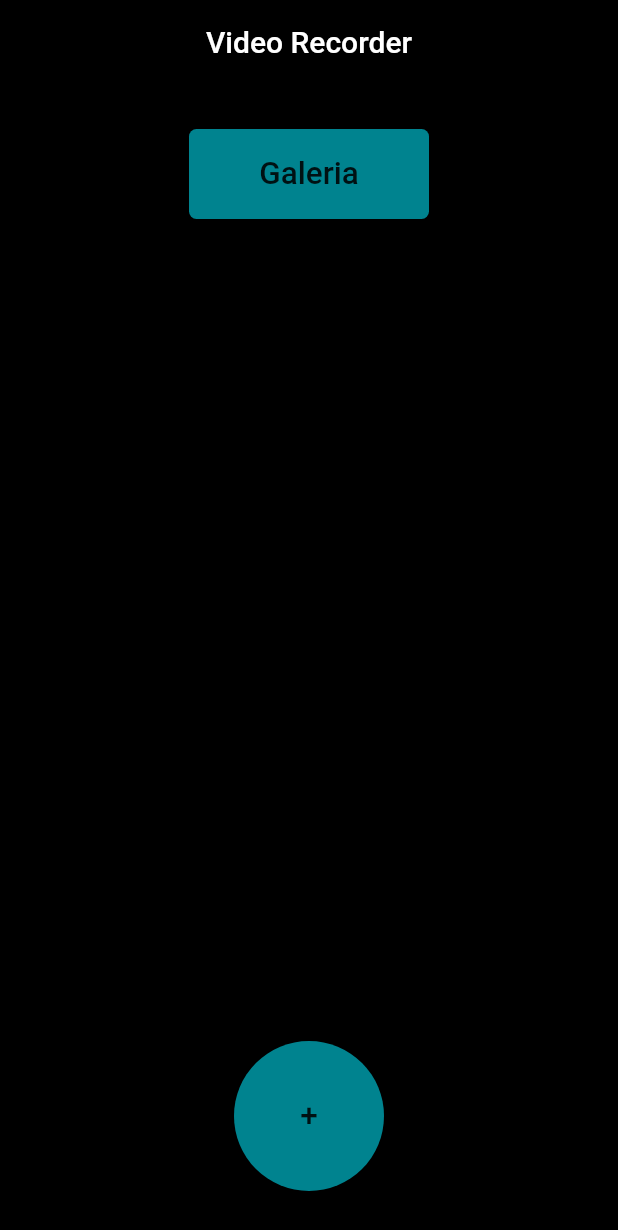
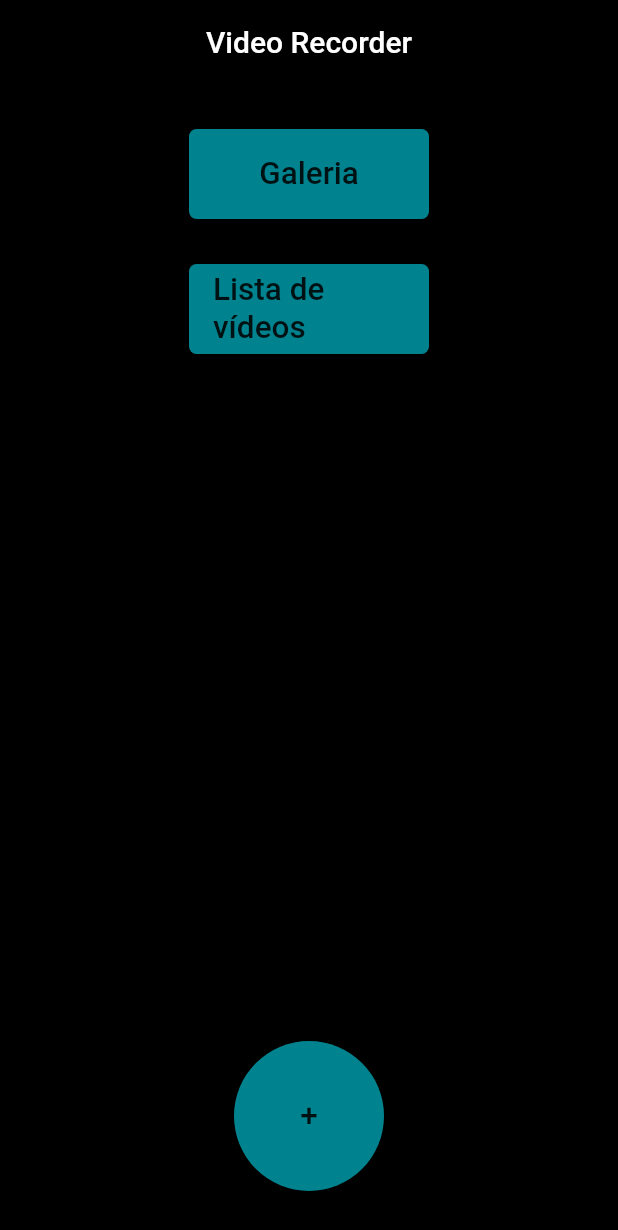
Before and after one commit to ElisangelaWendt/video_recorder, a Flutter app: the screen it shows after launch, on a phone screen of 412 x 824 dp. Shown: the top 1230 px of the screen. Run offline on Flutter 3.47's test engine with Material 2 defaults, Android fonts, the phone set to English and light mode, and no system bars; our stand-ins replace camera, card_swiper, chewie, firebase_core, firebase_storage, share and 2 more; accounts and stored records are empty.

Commit message:
Ajustes compartilhamento e nova lista de videos

```diff
--- a/lib/main.dart
+++ b/lib/main.dart
@@ -1,4 +1,5 @@
 import 'package:flutter/material.dart';
+import 'package:video_recorder/Lista.dart';
 import 'package:video_recorder/camera_page.dart';
 import 'package:firebase_core/firebase_core.dart';
 import 'package:video_recorder/theme.dart';
@@ -7,7 +8,7 @@ import 'package:video_recorder/HomeGaleria.dart';
 void main() async {
   WidgetsFlutterBinding.ensureInitialized();
 
-  await Firebase.initializeApp();
+  // await Firebase.initializeApp();
 
   runApp(MaterialApp(
     title: 'Video recorder',
@@ -52,6 +53,26 @@ Widget buttons(BuildContext context) {
         ),
       ),
       Positioned(
+        top: 120.0,
+        child: SizedBox(
+          height: 60,
+          width: 160,
+          child: RaisedButton(
+            color: Colors.cyan[800],
+            shape: RoundedRectangleBorder(
+              borderRadius: new BorderRadius.circular(5.0),
+            ),
+            child: const Text('Lista de vídeos', textScaleFactor: 1.5),
+            onPressed: () {
+              Navigator.push(
+                context,
+                MaterialPageRoute(builder: (context) => Lista()),
+              );
+            },
+          ),
+        ),
+      ),
+      Positioned(
         bottom: 30.0,
         child: SizedBox(
           height: 100,
--- a/pubspec.yaml
+++ b/pubspec.yaml
@@ -39,6 +39,7 @@ dependencies:
   firebase_core: ^1.0.3
   firebase_storage: ^10.2.16
   share: ^0.6.2+1
+  share_plus: ^4.0.9
   card_swiper: ^2.0.3
   chewie: ^1.3.1
 
```
Also changed, not shown: lib/HomeGaleria.dart (+12 -3 lines), lib/Lista.dart (added, +46 -0 lines), lib/galeriaAntiga.dart (deleted, +0 -45 lines), pubspec.lock, 2 other files.
